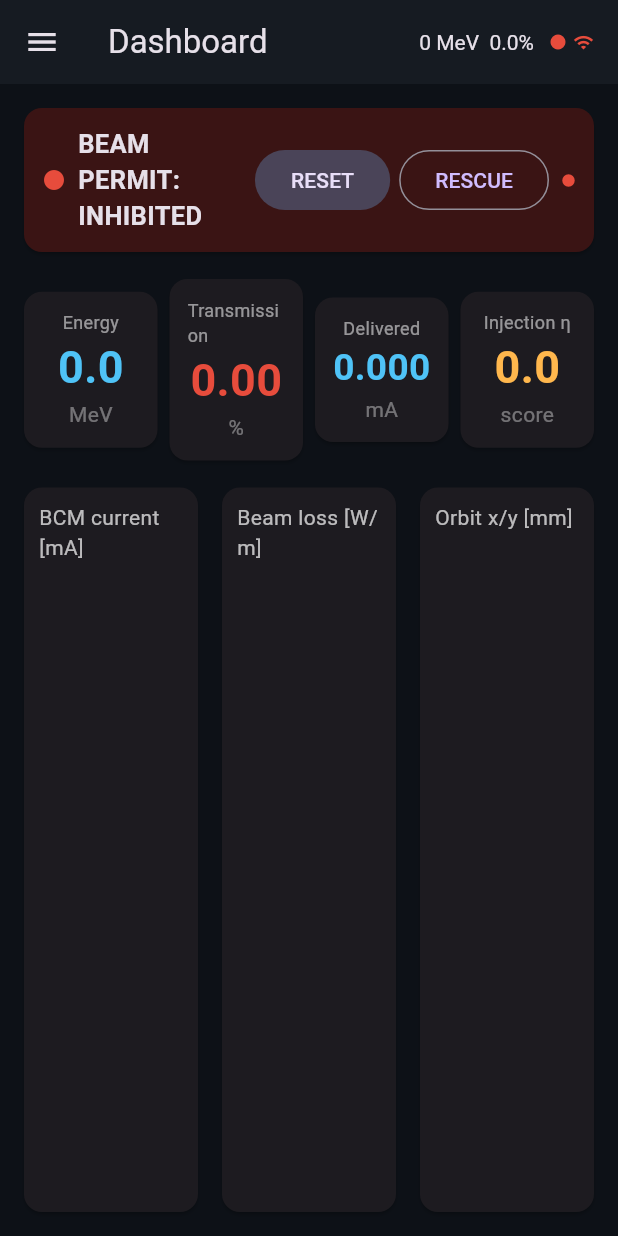
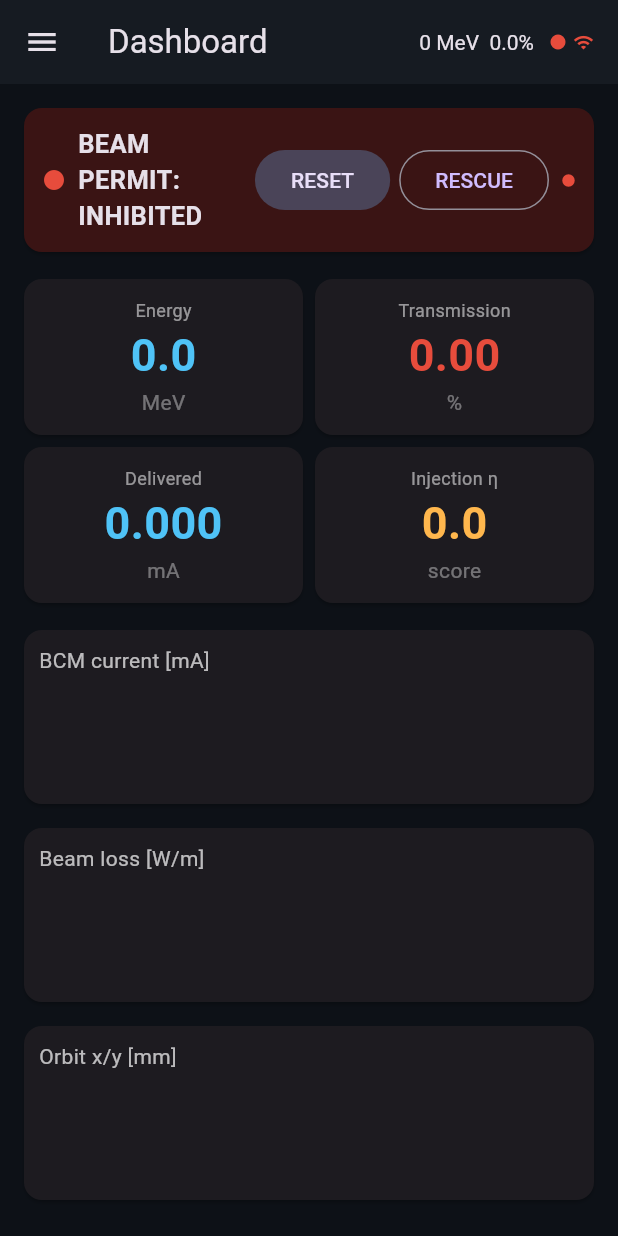
Before and after one commit to bigsamich/liinac-virtual-accelerator, a Flutter app: the screen it shows after launch, on a phone screen of 412 x 824 dp. Run offline on Flutter 3.47's test engine with Material 3 defaults, Android fonts, the phone set to English and light mode, and no system bars; network calls fail.

Commit message:
feat(webapp): responsive dashboard — value cards reflow to 2x2 grid and charts stack vertically below 600px width (mobile portrait)
Co-Authored-By: Claude Opus 4.8 (1M context) <noreply@anthropic.com>

```diff
--- a/webapp/lib/pages.dart
+++ b/webapp/lib/pages.dart
@@ -62,45 +62,69 @@ class DashboardPage extends StatelessWidget {
           ),
         ),
         const SizedBox(height: 10),
-        Row(children: [
-          bigValue('Energy', e.scalar('PIP2:BEAM:W').toStringAsFixed(1), 'MeV',
-              kAccent),
+        LayoutBuilder(builder: (c, cons) {
+          final narrow = cons.maxWidth < 600;
+          final cards = [
+            bigValue('Energy', e.scalar('PIP2:BEAM:W').toStringAsFixed(1),
+                'MeV', kAccent),
             bigValue('Transmission', (100 * t).toStringAsFixed(2), '%',
                 t > 0.95 ? kOk : kBad),
-          bigValue('Delivered', e.scalar('PIP2:BEAM:IOUT').toStringAsFixed(3),
-              'mA', kAccent),
+            bigValue('Delivered',
+                e.scalar('PIP2:BEAM:IOUT').toStringAsFixed(3), 'mA', kAccent),
             bigValue('Injection η', inj.toStringAsFixed(1), 'score',
                 inj > 80 ? kOk : kWarn),
-        ]),
+          ];
+          if (narrow) {
+            return Column(children: [
+              Row(children: [cards[0], cards[1]]),
+              Row(children: [cards[2], cards[3]]),
+            ]);
+          }
+          return Row(children: cards);
+        }),
         const SizedBox(height: 10),
         Expanded(
-          child: Row(children: [
-            Expanded(
-                child: chartCard(
+          child: LayoutBuilder(builder: (c, cons) {
+            final narrow = cons.maxWidth < 600;
+            final charts = [
+              chartCard(
                   'BCM current [mA]',
                   CustomPaint(
                       size: Size.infinite,
                       painter: SeriesPainter(e.array('PIP2:BCM:I_MA'), kOk,
-                            bars: true, floor: 0)))),
-            const SizedBox(width: 8),
-            Expanded(
-                child: chartCard(
+                          bars: true, floor: 0))),
+              chartCard(
                   'Beam loss [W/m]',
                   CustomPaint(
                       size: Size.infinite,
                       painter: SeriesPainter(e.array('PIP2:BLM:WPM'), kBad,
-                            bars: true, floor: 0)))),
-            const SizedBox(width: 8),
-            Expanded(
-                child: chartCard(
+                          bars: true, floor: 0))),
+              chartCard(
                   'Orbit x/y [mm]',
                   CustomPaint(
                       size: Size.infinite,
                       painter: SeriesPainter(e.array('PIP2:BPM:X'), kAccent,
                           data2: e.array('PIP2:BPM:Y'),
                           color2: kWarn,
-                            symmetric: true)))),
-          ]),
+                          symmetric: true))),
+            ];
+            if (narrow) {
+              return Column(
+                  children: charts
+                      .map((w) => Expanded(
+                          child: Padding(
+                              padding: const EdgeInsets.only(bottom: 8),
+                              child: w)))
+                      .toList());
+            }
+            return Row(
+                children: [
+                  for (var i = 0; i < charts.length; i++) ...[
+                    Expanded(child: charts[i]),
+                    if (i < charts.length - 1) const SizedBox(width: 8),
+                  ]
+                ]);
+          }),
         ),
       ]),
     );
```
Lines whose indentation alone changed are shown as unchanged.
